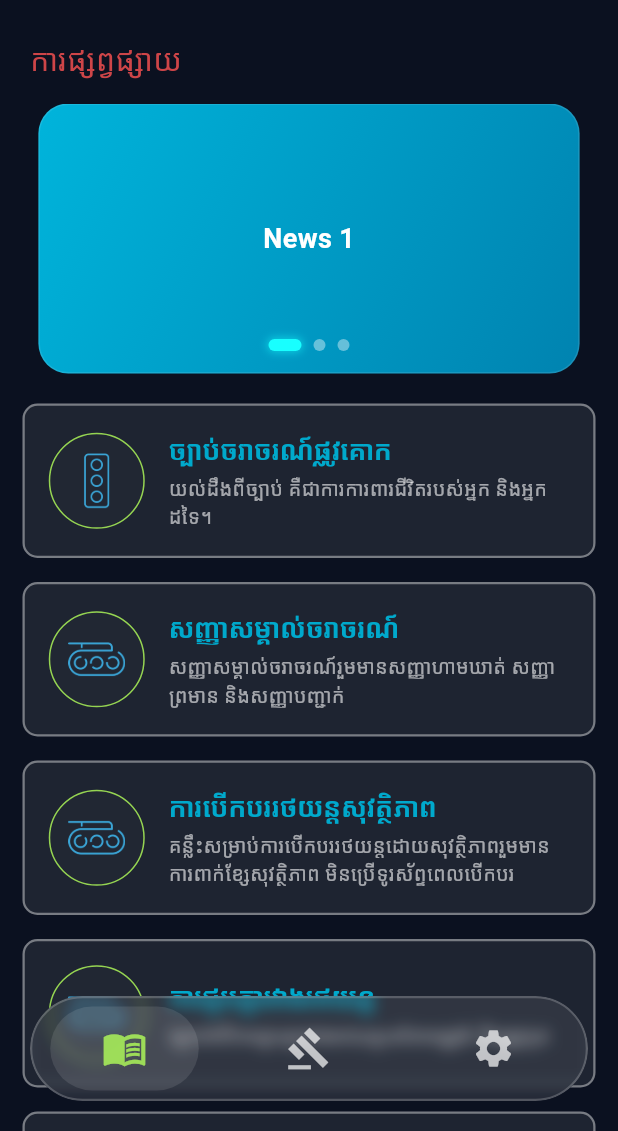
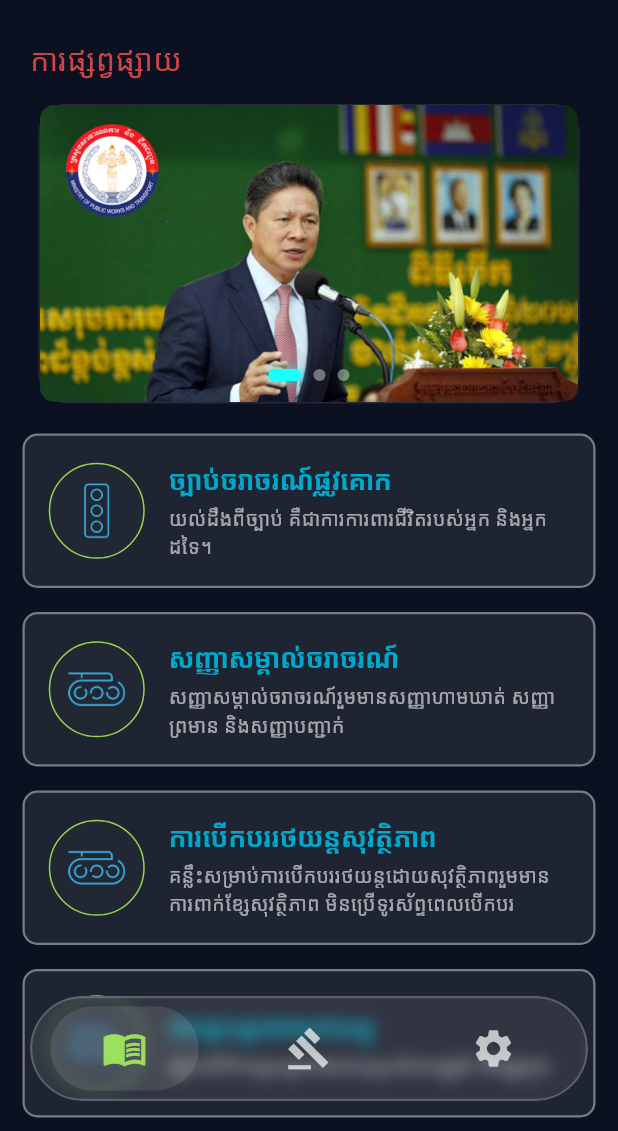
Before and after one commit to Narak76543/kh_driving_rule_app, a Flutter app: the screen it shows after launch, on a phone screen of 412 x 824 dp, the part 105-1236 px from its top. Run offline on Flutter 3.47's test engine with Material 3 defaults, Android fonts, the phone set to English and light mode, and no system bars; drawn by our look-alikes of carousel_slider; our stand-ins replace dio, get, open_filex; Roboto replaces fonts that are missing (KohSantepheab).

Commit message:
caroucel version 1

```diff
--- a/lib/core/widget/theory_carousel.dart
+++ b/lib/core/widget/theory_carousel.dart
@@ -2,7 +2,6 @@ import 'package:flutter/material.dart';
 import 'package:get/get.dart';
 import 'package:carousel_slider/carousel_slider.dart';
 import '../../app/modules/home/controller/home_controller.dart';
-
 
 class TheoryCarousel extends GetView<HomeController> {
   const TheoryCarousel({super.key});
@@ -10,6 +9,11 @@ class TheoryCarousel extends GetView<HomeController> {
   @override
   Widget build(BuildContext context) {
     final List<int> items = [0, 1, 2];
+    final List images = [
+      'assets/images/photo1.jpg',
+      'assets/images/suggestion_img.jpg',
+      'assets/images/logo and doc.jpg',
+    ];
 
     return Column(
       children: [
@@ -18,7 +22,7 @@ class TheoryCarousel extends GetView<HomeController> {
           children: [
             CarouselSlider(
               options: CarouselOptions(
-                height: 180.0,
+                height: 200.0,
                 autoPlay: true,
                 enlargeCenterPage: true,
                 viewportFraction: 0.9,
@@ -26,7 +30,7 @@ class TheoryCarousel extends GetView<HomeController> {
                   controller.activeIndex.value = index;
                 },
               ),
-              items: items.map((i) {
+              items: images.map((i) {
                 return Container(
                   margin: const EdgeInsets.symmetric(horizontal: 5.0),
                   decoration: BoxDecoration(
@@ -38,17 +42,16 @@ class TheoryCarousel extends GetView<HomeController> {
                     gradient: const LinearGradient(
                       begin: Alignment.topLeft,
                       end: Alignment.bottomRight,
-                      colors: [Color(0xFF00B4DB), Color(0xFF0083B0)],
+                      colors: [Colors.transparent, Colors.transparent],
+                      //[Color(0xFF00B4DB), Color(0xFF0083B0)],
                     ),
                   ),
-                  child: Center(
-                    child: Text(
-                      'News ${i + 1}',
-                      style: const TextStyle(
-                        color: Colors.white,
-                        fontSize: 18,
-                        fontWeight: FontWeight.bold,
-                      ),
+                  child: ClipRRect(
+                    borderRadius: BorderRadius.circular(10),
+                    child: Image.asset(
+                      i,
+                      fit: BoxFit.cover,
+                      width: double.infinity,
                     ),
                   ),
                 );
@@ -58,7 +61,8 @@ class TheoryCarousel extends GetView<HomeController> {
             // Dot Indicator ជាមួយ AnimatedContainer
             Positioned(
               bottom: 15,
-              child: Obx(() => Row(
+              child: Obx(
+                () => Row(
                   mainAxisAlignment: MainAxisAlignment.center,
                   children: items.map((index) {
                     final isSelected = controller.activeIndex.value == index;
@@ -72,17 +76,20 @@ class TheoryCarousel extends GetView<HomeController> {
                         color: isSelected
                             ? Colors.cyanAccent
                             : Colors.white.withOpacity(0.4),
-                      boxShadow: isSelected ? [
+                        boxShadow: isSelected
+                            ? [
                                 BoxShadow(
                                   color: Colors.cyanAccent.withOpacity(0.5),
                                   blurRadius: 4,
                                   spreadRadius: 1,
-                        )
-                      ] : [],
+                                ),
+                              ]
+                            : [],
                       ),
                     );
                   }).toList(),
-              )),
+                ),
+              ),
             ),
           ],
         ),
```
Also changed, not shown: assets/images/Cover1.jpg (added), assets/images/Cover2.jpg (added), assets/images/logo and doc.jpg (added), assets/images/photo1.jpg (added), assets/images/suggestion_img.jpg (added), assets/images/the traffic law.jpg (added), assets/images/wat-phnom.jpg (added). Lines whose indentation alone changed are shown as unchanged.
